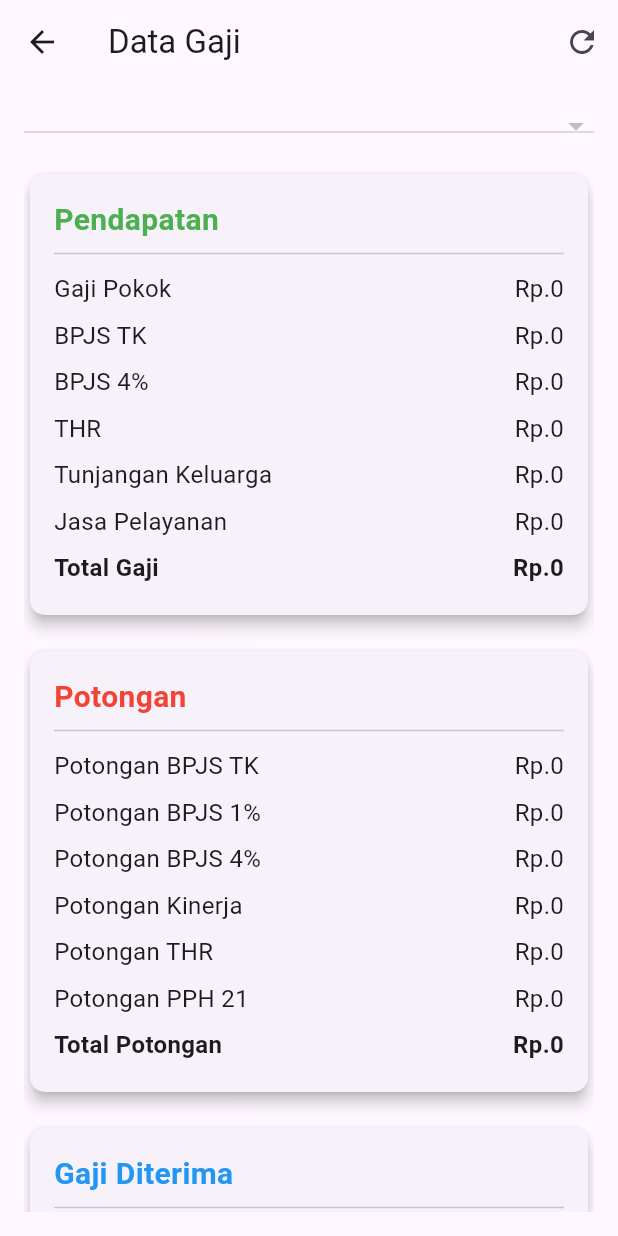
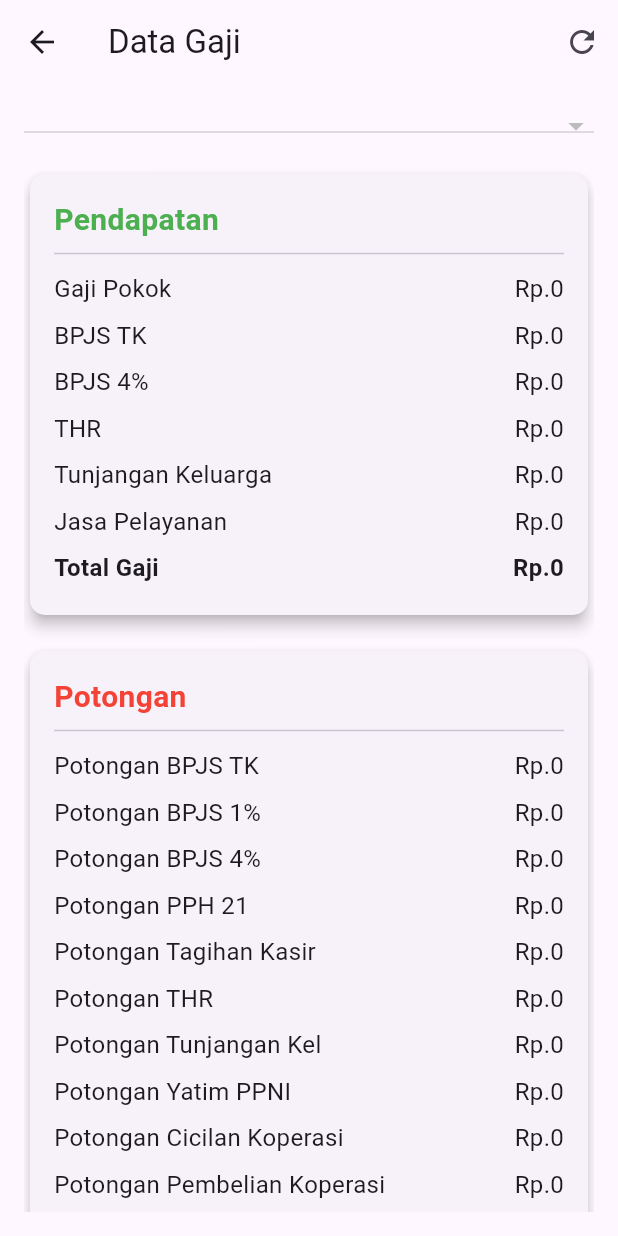
Before and after one commit to aryanando/hasta_app, a Flutter app: the GajiPage screen opened by its route, on a phone screen of 412 x 824 dp. Run offline on Flutter 3.47's test engine with Material 3 defaults, Android fonts, the light colour scheme and no system bars; our stand-ins replace dio, flutter_secure_storage, font_awesome_flutter, image_picker, persistent_bottom_nav_bar_v2, shared_preferences and 1 more; missing offline and left inert: mobile_scanner; accounts and stored records are empty; network calls fail; Roboto replaces fonts that are missing (inter).

Commit message:
Fix Slip Gaji

```diff
--- a/lib/pages/gaji_page.dart
+++ b/lib/pages/gaji_page.dart
@@ -135,10 +135,23 @@ class _GajiPageState extends State<GajiPage> {
                     _buildSalaryItem(
                         "Potongan BPJS 4%", currentSalary['pot_bpjs_4p']),
                     _buildSalaryItem(
+                        "Potongan PPH 21", currentSalary['pot_pph21']),
+                    _buildSalaryItem("Potongan Tagihan Kasir",
+                        currentSalary['pot_tagihan_kasir']),
+                    _buildSalaryItem("Potongan THR", currentSalary['pot_thr']),
+                    _buildSalaryItem("Potongan Tunjangan Kel",
+                        currentSalary['pot_t_keluarga']),
+                    _buildSalaryItem(
+                        "Potongan Yatim PPNI", currentSalary['pot_yatim_ppni']),
+                    _buildSalaryItem("Potongan Cicilan Koperasi",
+                        currentSalary['pot_cicilan_kop']),
+                    _buildSalaryItem("Potongan Pembelian Koperasi",
+                        currentSalary['pot_jajan_kop']),
+                    _buildSalaryItem("Potongan Simpanan Koperasi",
+                        currentSalary['pot_s_koperasi']),
+                    _buildSalaryItem("Potongan Bon", currentSalary['pot_bon']),
+                    _buildSalaryItem(
                         "Potongan Kinerja", currentSalary['pot_kinerja']),
-                    _buildSalaryItem("Potongan THR", currentSalary['pot_thr']),
-                    _buildSalaryItem(
-                        "Potongan PPH 21", currentSalary['pot_pph21']),
                     _buildSalaryItem(
                         "Total Potongan", currentSalary['jumlah_potongan'],
                         isTotal: true),
```
Also changed, not shown: 1 other file.
